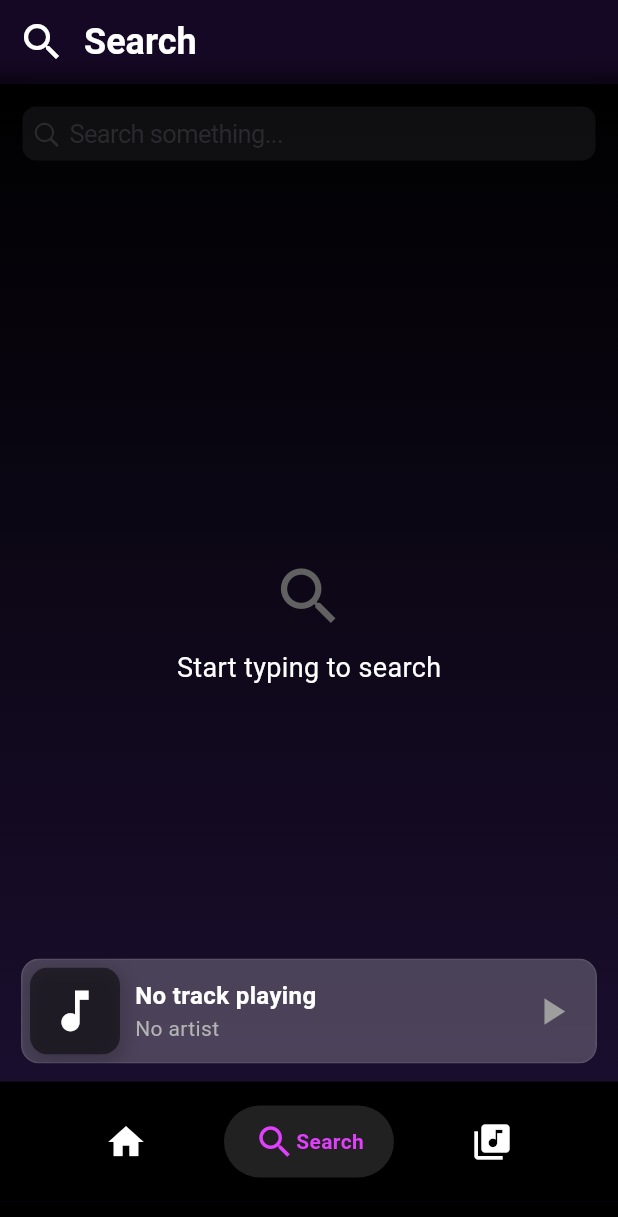
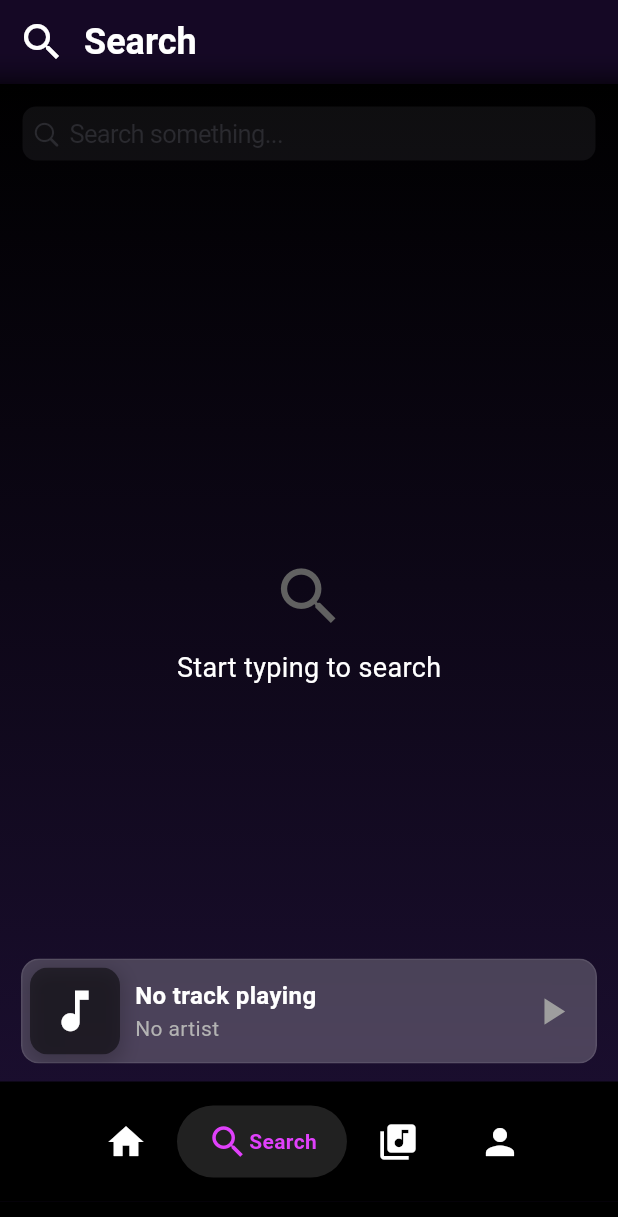
Before and after one commit to Takiyo0/resonix-app, a Flutter app: the Home screen opened directly, item 2 of the bottom bar chosen, on a phone screen of 412 x 824 dp. Shown: the top 1217 px of the screen. Run offline on Flutter 3.47's test engine with Material 3 defaults, Android fonts, the phone set to English and light mode, and no system bars; drawn by our look-alikes of cached_network_image, google_nav_bar; our stand-ins replace audio_service, dio, flutter_spinkit, just_audio, just_audio_background, marquee and 5 more; missing offline and left inert: haptic_feedback, interactive_slider; accounts and stored records are empty; network calls fail.

Commit message:
feat: add user section on navbar

```diff
--- a/lib/screens/home.dart
+++ b/lib/screens/home.dart
@@ -7,6 +7,7 @@ import 'package:resonix/pages/home.dart';
 import 'package:resonix/pages/library.dart';
 import 'package:resonix/pages/now_playing.dart';
 import 'package:resonix/pages/search.dart';
+import 'package:resonix/pages/user.dart';
 import 'package:resonix/services/api_service.dart';
 import 'package:resonix/widgets/custom_image.dart';
 
@@ -49,6 +50,8 @@ class HomeState extends State<Home> {
         return const SearchPage();
       case 2:
         return LibraryPage();
+      case 3:
+        return UserPage(id: null);
       default:
         return const HomePage();
     }
@@ -289,7 +292,11 @@ class HomeState extends State<Home> {
                                                           snapshot.data ??
                                                               false;
                                                       return IconButton(
-                                                        onPressed: track == null || currentProcessingState != ProcessingState.ready
+                                                        onPressed: track ==
+                                                                    null ||
+                                                                currentProcessingState !=
+                                                                    ProcessingState
+                                                                        .ready
                                                             ? null
                                                             : () {
                                                                 if (isPlaying) {
@@ -316,7 +323,9 @@ class HomeState extends State<Home> {
                                                                 child: child);
                                                           },
                                                           child: Icon(
-                                                            currentProcessingState == ProcessingState.buffering
+                                                            currentProcessingState ==
+                                                                    ProcessingState
+                                                                        .buffering
                                                                 ? Icons
                                                                     .hourglass_empty
                                                                 : isPlaying
@@ -384,6 +393,7 @@ class HomeState extends State<Home> {
                         GButton(icon: Icons.home, text: 'Home'),
                         GButton(icon: Icons.search, text: 'Search'),
                         GButton(icon: Icons.library_music, text: 'Library'),
+                        GButton(icon: Icons.person, text: 'User'),
                       ],
                     ),
                   ),
```
